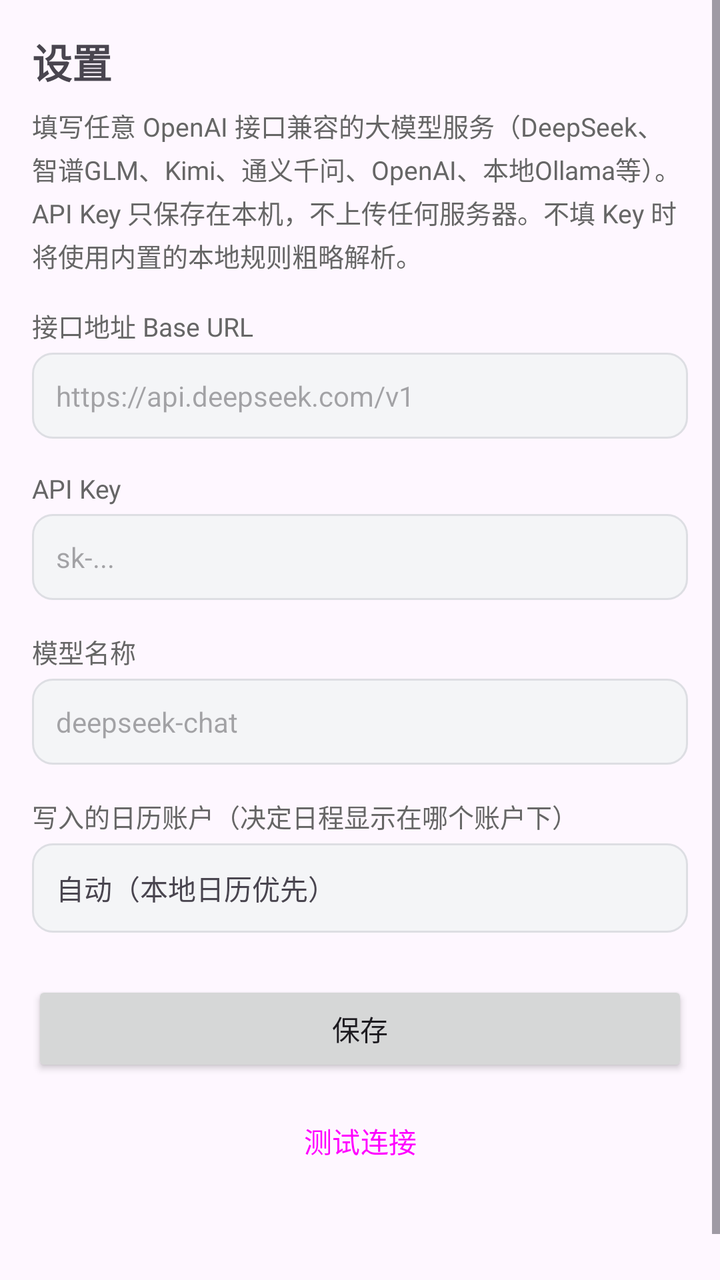
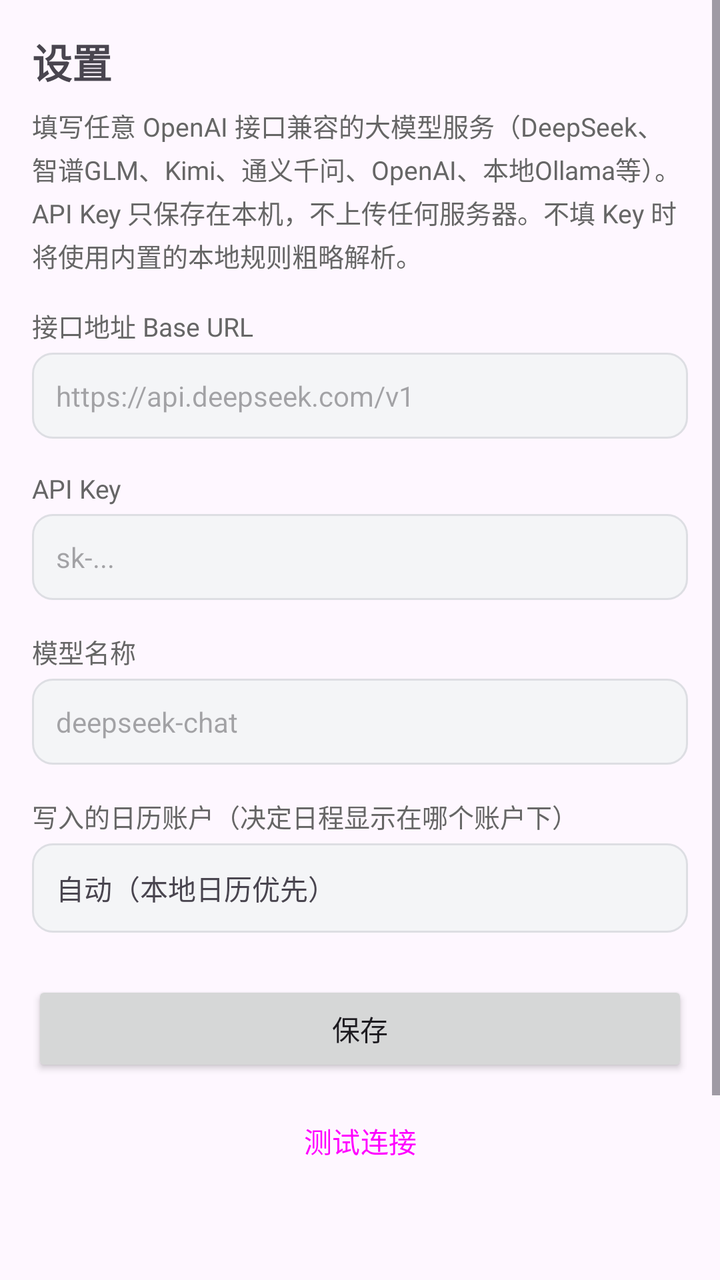

The first picture is an Android layout as it rendered before a commit; the second is the same layout after the commit. The layout source and the unified diff follow.
<!-- AndroidManifest.xml: application theme Theme.NoticeCal -->
<!-- res/layout/activity_settings.xml -->
<?xml version="1.0" encoding="utf-8"?>
<ScrollView xmlns:android="http://schemas.android.com/apk/res/android"
    android:layout_width="match_parent"
    android:layout_height="match_parent"
    android:fillViewport="true">

    <LinearLayout
        android:layout_width="match_parent"
        android:layout_height="wrap_content"
        android:orientation="vertical"
        android:padding="16dp">

        <TextView
            android:layout_width="wrap_content"
            android:layout_height="wrap_content"
            android:text="设置"
            android:textSize="20sp"
            android:textStyle="bold" />

        <TextView
            android:layout_width="match_parent"
            android:layout_height="wrap_content"
            android:layout_marginTop="8dp"
            android:lineSpacingExtra="3dp"
            android:text="填写任意 OpenAI 接口兼容的大模型服务（DeepSeek、智谱GLM、Kimi、通义千问、OpenAI、本地Ollama等）。API Key 只保存在本机，不上传任何服务器。不填 Key 时将使用内置的本地规则粗略解析。"
            android:textColor="@color/label_text"
            android:textSize="13sp" />

        <TextView
            android:layout_width="wrap_content"
            android:layout_height="wrap_content"
            android:layout_marginTop="16dp"
            android:text="接口地址 Base URL"
            android:textColor="@color/label_text"
            android:textSize="13sp" />

        <EditText
            android:id="@+id/et_base_url"
            android:layout_width="match_parent"
            android:layout_height="wrap_content"
            android:layout_marginTop="4dp"
            android:background="@drawable/bg_input"
            android:hint="https://api.deepseek.com/v1"
            android:inputType="textUri"
            android:padding="12dp"
            android:textSize="14sp" />

        <TextView
            android:layout_width="wrap_content"
            android:layout_height="wrap_content"
            android:layout_marginTop="16dp"
            android:text="API Key"
            android:textColor="@color/label_text"
            android:textSize="13sp" />

        <EditText
            android:id="@+id/et_api_key"
            android:layout_width="match_parent"
            android:layout_height="wrap_content"
            android:layout_marginTop="4dp"
            android:background="@drawable/bg_input"
            android:hint="sk-..."
            android:inputType="textPassword"
            android:padding="12dp"
            android:textSize="14sp" />

        <TextView
            android:layout_width="wrap_content"
            android:layout_height="wrap_content"
            android:layout_marginTop="16dp"
            android:text="模型名称"
            android:textColor="@color/label_text"
            android:textSize="13sp" />

        <EditText
            android:id="@+id/et_model"
            android:layout_width="match_parent"
            android:layout_height="wrap_content"
            android:layout_marginTop="4dp"
            android:background="@drawable/bg_input"
            android:hint="deepseek-chat"
            android:inputType="text"
            android:padding="12dp"
            android:textSize="14sp" />

        <TextView
            android:layout_width="wrap_content"
            android:layout_height="wrap_content"
            android:layout_marginTop="16dp"
            android:text="写入的日历账户（决定日程显示在哪个账户下）"
            android:textColor="@color/label_text"
            android:textSize="13sp" />

        <TextView
            android:id="@+id/tv_calendar_account"
            android:layout_width="match_parent"
            android:layout_height="wrap_content"
            android:layout_marginTop="4dp"
            android:background="@drawable/bg_input"
            android:clickable="true"
            android:focusable="true"
            android:padding="12dp"
            android:text="自动（本地日历优先）"
            android:textSize="14sp" />

        <Button
            android:id="@+id/btn_save"
            android:layout_width="match_parent"
            android:layout_height="wrap_content"
            android:layout_marginTop="24dp"
            android:text="保存" />

        <Button
            android:id="@+id/btn_test"
            style="@style/Widget.Material3.Button.OutlinedButton"
            android:layout_width="match_parent"
            android:layout_height="wrap_content"
            android:layout_marginTop="8dp"
            android:text="测试连接" />

        <TextView
            android:id="@+id/tv_test_result"
            android:layout_width="match_parent"
            android:layout_height="wrap_content"
            android:layout_marginTop="12dp"
            android:textColor="@color/label_text"
            android:textSize="13sp" />

        <Space
            android:layout_width="match_parent"
            android:layout_height="24dp" />
    </LinearLayout>
</ScrollView>
<!-- resources referenced by this layout -->
<resources>
  <color name="label_text">#666666</color>
  <!-- drawable bg_input (drawable) -->
  <?xml version="1.0" encoding="utf-8"?>
  <shape xmlns:android="http://schemas.android.com/apk/res/android"
      android:shape="rectangle">
      <solid android:color="@color/bg_fill" />
      <corners android:radius="10dp" />
      <stroke
          android:width="1dp"
          android:color="@color/bg_stroke" />
  </shape>
  <style name="Theme.NoticeCal" parent="Theme.Material3.DayNight.NoActionBar" />
  <color name="bg_fill">#F4F5F7</color>
  <color name="bg_stroke">#DDDEE3</color>
</resources>

<!-- the commit's change to res/layout/activity_settings.xml (unified diff, before → after) -->
@@ -128,6 +128,29 @@
 
         <Space
             android:layout_width="match_parent"
+            android:layout_height="16dp" />
+
+        <TextView
+            android:layout_width="wrap_content"
+            android:layout_height="wrap_content"
+            android:text="主题皮肤"
+            android:textColor="@color/label_text"
+            android:textSize="13sp" />
+
+        <TextView
+            android:id="@+id/tv_theme"
+            android:layout_width="match_parent"
+            android:layout_height="wrap_content"
+            android:layout_marginTop="4dp"
+            android:background="@drawable/bg_input"
+            android:clickable="true"
+            android:focusable="true"
+            android:padding="12dp"
+            android:text="紫色（默认）"
+            android:textSize="14sp" />
+
+        <Space
+            android:layout_width="match_parent"
             android:layout_height="24dp" />
     </LinearLayout>
 </ScrollView>
<!-- resource entries referenced after the edit -->
@@ -11,8 +11,15 @@
           android:width="1dp"
           android:color="@color/bg_stroke" />
   </shape>
-  <style name="Theme.NoticeCal" parent="Theme.Material3.DayNight.NoActionBar" />
+  <style name="Theme.NoticeCal" parent="Theme.Material3.DayNight.NoActionBar">
+          <item name="colorPrimary">@color/theme_purple_primary</item>
+          <item name="colorPrimaryDark">@color/theme_purple_dark</item>
+          <item name="colorAccent">@color/theme_purple_primary</item>
+          <item name="android:statusBarColor">@color/theme_purple_dark</item>
+      </style>
   <color name="bg_fill">#F4F5F7</color>
   <color name="bg_stroke">#DDDEE3</color>
+  <color name="theme_purple_primary">#6750A4</color>
+  <color name="theme_purple_dark">#4F378B</color>
 </resources>
 
